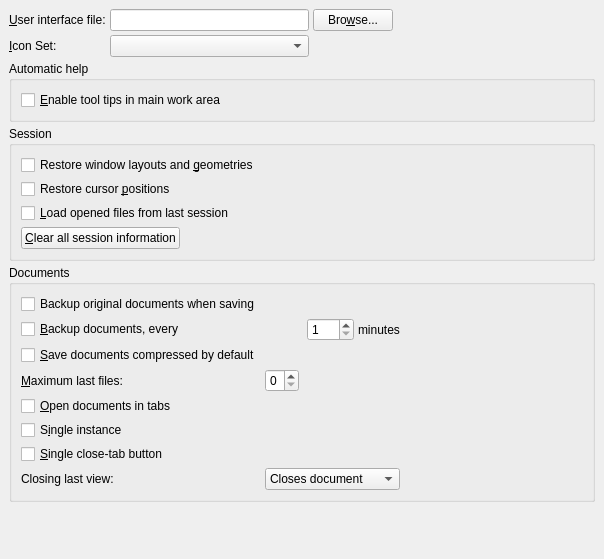
Before: the Qt Designer form src/frontends/qt4/ui/PrefUi.ui in cburschka/lyx, drawn with Qt 5.
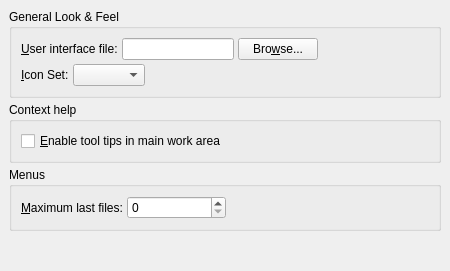
After: the same form once the commit is applied.

Commit message: Split the overcrowded and chaotic UI pref pane into two (#7524)

Patch:
```diff
--- a/src/frontends/qt4/ui/PrefUi.ui
+++ b/src/frontends/qt4/ui/PrefUi.ui
@@ -6,8 +6,8 @@
    <rect>
     <x>0</x>
     <y>0</y>
-    <width>604</width>
-    <height>559</height>
+    <width>450</width>
+    <height>271</height>
    </rect>
   </property>
   <property name="sizePolicy">
@@ -21,6 +21,17 @@
   </property>
   <layout class="QGridLayout" name="gridLayout_3">
    <item row="0" column="0">
+    <widget class="QGroupBox" name="groupBox">
+     <property name="title">
+      <string>General Look &amp;&amp; Feel</string>
+     </property>
+     <property name="flat">
+      <bool>true</bool>
+     </property>
+     <layout class="QGridLayout" name="gridLayout">
+      <item row="0" column="0">
+       <layout class="QHBoxLayout" name="horizontalLayout">
+        <item>
     <widget class="QLabel" name="uiFileLA">
      <property name="text">
       <string>&amp;User interface file:</string>
@@ -30,17 +41,17 @@
      </property>
     </widget>
    </item>
-   <item row="0" column="1">
+        <item>
     <widget class="QLineEdit" name="uiFileED"/>
    </item>
-   <item row="0" column="2">
+        <item>
     <widget class="QPushButton" name="uiFilePB">
      <property name="text">
       <string>Bro&amp;wse...</string>
      </property>
     </widget>
    </item>
-   <item row="0" column="3">
+        <item>
     <spacer name="horizontalSpacer_2">
      <property name="orientation">
       <enum>Qt::Horizontal</enum>
@@ -53,7 +64,11 @@
      </property>
     </spacer>
    </item>
+       </layout>
+      </item>
    <item row="1" column="0">
+       <layout class="QHBoxLayout" name="horizontalLayout_2">
+        <item>
     <widget class="QLabel" name="iconSetLA">
      <property name="text">
       <string>&amp;Icon Set:</string>
@@ -63,17 +78,35 @@
      </property>
     </widget>
    </item>
-   <item row="1" column="1">
+        <item>
     <widget class="QComboBox" name="iconSetCO">
      <property name="toolTip">
       <string>The icon set to use. Warning: normal size of icons may be&#x0a;wrong until you save the preferences and restart LyX.</string>
      </property>
     </widget>
    </item>
-   <item row="2" column="0" colspan="4">
+        <item>
+         <spacer name="horizontalSpacer">
+          <property name="orientation">
+           <enum>Qt::Horizontal</enum>
+          </property>
+          <property name="sizeHint" stdset="0">
+           <size>
+            <width>40</width>
+            <height>20</height>
+           </size>
+          </property>
+         </spacer>
+        </item>
+       </layout>
+      </item>
+     </layout>
+    </widget>
+   </item>
+   <item row="1" column="0">
     <widget class="QGroupBox" name="pixmapCacheGB_2">
      <property name="title">
-      <string>Automatic help</string>
+      <string>Context help</string>
      </property>
      <property name="alignment">
       <set>Qt::AlignLeading|Qt::AlignLeft|Qt::AlignTop</set>
@@ -101,126 +134,16 @@
      </layout>
     </widget>
    </item>
-   <item row="3" column="0" colspan="4">
-    <widget class="QGroupBox" name="GeometryGB">
-     <property name="title">
-      <string>Session</string>
-     </property>
-     <property name="flat">
-      <bool>true</bool>
-     </property>
-     <layout class="QGridLayout" name="gridLayout_4">
-      <item row="0" column="0" colspan="2">
-       <widget class="QCheckBox" name="allowGeometrySessionCB">
-        <property name="enabled">
-         <bool>true</bool>
-        </property>
-        <property name="text">
-         <string>Restore window layouts and &amp;geometries</string>
-        </property>
-       </widget>
-      </item>
-      <item row="1" column="0">
-       <widget class="QCheckBox" name="restoreCursorCB">
-        <property name="toolTip">
-         <string>Restore to the cursor position when the file was last closed</string>
-        </property>
-        <property name="text">
-         <string>Restore cursor &amp;positions</string>
-        </property>
-       </widget>
-      </item>
-      <item row="2" column="0" colspan="2">
-       <widget class="QCheckBox" name="loadSessionCB">
-        <property name="text">
-         <string>&amp;Load opened files from last session</string>
-        </property>
-       </widget>
-      </item>
-      <item row="3" column="0">
-       <widget class="QPushButton" name="clearSessionPB">
-        <property name="text">
-         <string>&amp;Clear all session information</string>
-        </property>
-       </widget>
-      </item>
-      <item row="3" column="1">
-       <spacer name="horizontalSpacer">
-        <property name="orientation">
-         <enum>Qt::Horizontal</enum>
-        </property>
-        <property name="sizeHint" stdset="0">
-         <size>
-          <width>225</width>
-          <height>20</height>
-         </size>
-        </property>
-       </spacer>
-      </item>
-     </layout>
-    </widget>
-   </item>
-   <item row="4" column="0" colspan="4">
+   <item row="2" column="0">
     <widget class="QGroupBox" name="documentsGB">
      <property name="title">
-      <string>Documents</string>
+      <string>Menus</string>
      </property>
      <property name="flat">
       <bool>true</bool>
      </property>
      <layout class="QGridLayout" name="gridLayout_2">
-      <item row="0" column="0" colspan="5">
-       <widget class="QCheckBox" name="backupCB">
-        <property name="text">
-         <string>Backup original documents when saving</string>
-        </property>
-       </widget>
-      </item>
-      <item row="1" column="0" colspan="3">
-       <widget class="QCheckBox" name="autoSaveCB">
-        <property name="text">
-         <string>&amp;Backup documents, every</string>
-        </property>
-       </widget>
-      </item>
-      <item row="1" column="3">
-       <widget class="QSpinBox" name="autoSaveSB">
-        <property name="minimum">
-         <number>1</number>
-        </property>
-        <property name="maximum">
-         <number>300</number>
-        </property>
-       </widget>
-      </item>
-      <item row="1" column="4">
-       <widget class="QLabel" name="TextLabel1">
-        <property name="text">
-         <string>minutes</string>
-        </property>
-       </widget>
-      </item>
-      <item row="1" column="5">
-       <spacer>
-        <property name="orientation">
-         <enum>Qt::Horizontal</enum>
-        </property>
-        <property name="sizeHint" stdset="0">
-         <size>
-          <width>61</width>
-          <height>21</height>
-         </size>
-        </property>
-       </spacer>
-      </item>
-      <item row="2" column="0">
-       <widget class="QCheckBox" name="saveCompressedCB">
-        <property name="text">
-         <string>&amp;Save documents compressed by default</string>
-        </property>
-       </widget>
-      </item>
-      <item row="3" column="0">
+      <item row="0" column="0">
        <widget class="QLabel" name="lastfilesLA">
         <property name="text">
          <string>&amp;Maximum last files:</string>
@@ -230,14 +153,7 @@
         </property>
        </widget>
       </item>
-      <item row="3" column="1">
-       <widget class="QSpinBox" name="lastfilesSB">
-        <property name="maximum">
-         <number>9</number>
-        </property>
-       </widget>
-      </item>
-      <item row="3" column="2" colspan="2">
+      <item row="0" column="3" colspan="2">
        <spacer>
         <property name="orientation">
          <enum>Qt::Horizontal</enum>
@@ -250,66 +166,17 @@
         </property>
        </spacer>
       </item>
-      <item row="4" column="0" colspan="2">
-       <widget class="QCheckBox" name="openDocumentsInTabsCB">
-        <property name="text">
-         <string>&amp;Open documents in tabs</string>
+      <item row="0" column="2">
+       <widget class="QSpinBox" name="lastfilesSB">
+        <property name="maximum">
+         <number>9</number>
         </property>
        </widget>
       </item>
-      <item row="5" column="0" colspan="2">
-       <widget class="QCheckBox" name="singleInstanceCB">
-        <property name="toolTip">
-         <string>Whether to open documents in an already running instance of LyX.&#x0a;(Set the LyXServer pipe path and restart LyX to enable this feature)</string>
-        </property>
-        <property name="text">
-         <string>S&amp;ingle instance</string>
-        </property>
-       </widget>
-      </item>
-      <item row="6" column="0" colspan="2">
-       <widget class="QCheckBox" name="singleCloseTabButtonCB">
-        <property name="toolTip">
-         <string>Whether to place close button on each tab or only one in the top left.</string>
-        </property>
-        <property name="text">
-         <string>&amp;Single close-tab button</string>
-        </property>
-       </widget>
-      </item>
-      <item row="7" column="0">
-       <widget class="QLabel" name="label">
-        <property name="text">
-         <string>Closing last view:</string>
-        </property>
-        <property name="buddy">
-         <cstring>closeLastViewCO</cstring>
-        </property>
-       </widget>
-      </item>
-      <item row="7" column="1" colspan="4">
-       <widget class="QComboBox" name="closeLastViewCO">
-        <item>
-         <property name="text">
-          <string>Closes document</string>
-         </property>
-        </item>
-        <item>
-         <property name="text">
-          <string>Hides document</string>
-         </property>
-        </item>
-        <item>
-         <property name="text">
-          <string>Ask the user</string>
-         </property>
-        </item>
-       </widget>
-      </item>
      </layout>
     </widget>
    </item>
-   <item row="5" column="0" colspan="4">
+   <item row="3" column="0">
     <spacer>
      <property name="orientation">
       <enum>Qt::Vertical</enum>
```
Left out of the diff: 13 changed lines with no effect on the pictures. Lines whose indentation alone changed are shown as unchanged. The commit also changes 4 other files.
